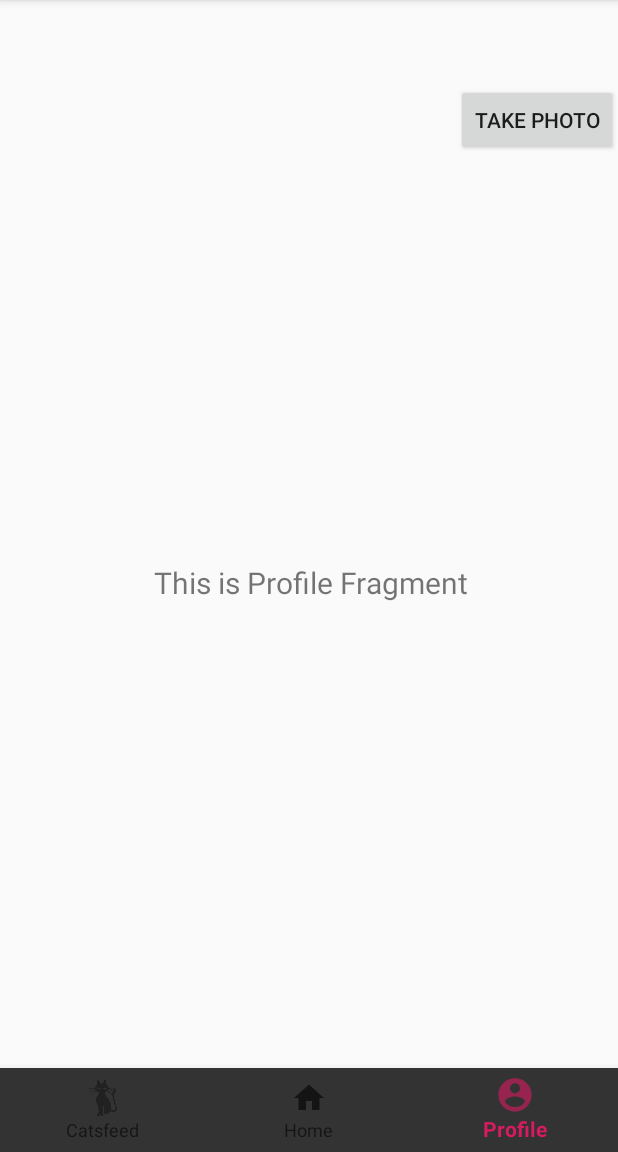
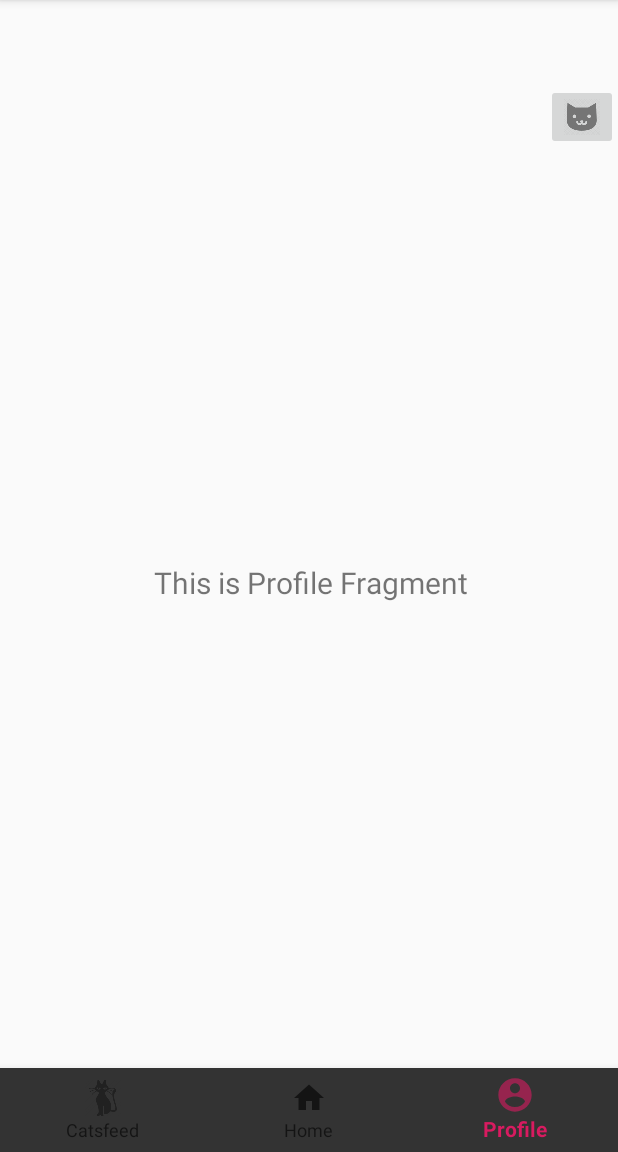
Before and after one commit to tanyhb1/YSC3237FinalProject, an Android app: the screen it shows after launch (MainActivity), item 3 of the bottom bar chosen, on a phone screen of 412 x 824 dp, the part 84-1236 px from its top. Run offline under Robolectric (Android 15) with nearby library versions, the phone set to English and light mode, and no system bars; our stand-ins replace navigation-ui; 7 statements that could not run were skipped.

Commit message:
updated photo taking to store on local storage as well as maintain a distinct version of the photo for immediate use. Also, changed photo button to an image of a cat rather than a string. Clean up as well

```diff
--- a/SnapCat/app/src/main/AndroidManifest.xml
+++ b/SnapCat/app/src/main/AndroidManifest.xml
@@ -1,5 +1,6 @@
 <?xml version="1.0" encoding="utf-8"?>
 <manifest xmlns:android="http://schemas.android.com/apk/res/android"
+    xmlns:tools="http://schemas.android.com/tools"
     package="com.ysc3237.snapcat">
 
     <uses-permission android:name="android.permission.ACCESS_COARSE_LOCATION" />
@@ -13,7 +14,8 @@
         android:label="@string/app_name"
         android:roundIcon="@mipmap/ic_launcher_round"
         android:supportsRtl="true"
-        android:theme="@style/AppTheme">
+        android:theme="@style/AppTheme"
+        tools:ignore="GoogleAppIndexingWarning">
         <activity
             android:name=".MainActivity"
             android:label="@string/app_name">
--- a/SnapCat/app/src/main/java/com/ysc3237/snapcat/MainActivity.kt
+++ b/SnapCat/app/src/main/java/com/ysc3237/snapcat/MainActivity.kt
@@ -55,9 +55,9 @@ class MainActivity : AppCompatActivity() {
             )
         )
         captureButton = findViewById(R.id.btn_capture)
-        captureButton.setOnClickListener(View.OnClickListener {
+        captureButton.setOnClickListener {
             if (checkPermission()) takePicture() else requestPermission()
-        })
+        }
         setupActionBarWithNavController(navController, appBarConfiguration)
         navView.setupWithNavController(navController)
     }
@@ -65,7 +65,7 @@ class MainActivity : AppCompatActivity() {
     lateinit var imageView: ImageView
     lateinit var captureButton: Button
 
-    val REQUEST_IMAGE_CAPTURE = 1
+    private var REQUEST_IMAGE_CAPTURE = 1
 
 
     private val PERMISSION_REQUEST_CODE: Int = 101
@@ -97,7 +97,7 @@ class MainActivity : AppCompatActivity() {
 
     private fun takePicture() {
 
-        val intent: Intent = Intent(MediaStore.ACTION_IMAGE_CAPTURE)
+        val intent = Intent(MediaStore.ACTION_IMAGE_CAPTURE)
         val file: File = createFile()
 
         val uri: Uri = FileProvider.getUriForFile(
@@ -117,7 +117,7 @@ class MainActivity : AppCompatActivity() {
             val auxFile = File(mCurrentPhotoPath)
 
 
-            var bitmap: Bitmap = BitmapFactory.decodeFile(mCurrentPhotoPath)
+            val bitmap: Bitmap = BitmapFactory.decodeFile(mCurrentPhotoPath)
             imageView.setImageBitmap(bitmap)
 
         }
@@ -131,6 +131,7 @@ class MainActivity : AppCompatActivity() {
         ) == PackageManager.PERMISSION_GRANTED)
     }
 
+    @RequiresApi(Build.VERSION_CODES.JELLY_BEAN)
     private fun requestPermission() {
         ActivityCompat.requestPermissions(this, arrayOf(READ_EXTERNAL_STORAGE, CAMERA), PERMISSION_REQUEST_CODE)
     }
--- a/SnapCat/app/src/main/res/layout/activity_main.xml
+++ b/SnapCat/app/src/main/res/layout/activity_main.xml
@@ -7,17 +7,19 @@
     android:layout_height="match_parent"
     android:paddingTop="?attr/actionBarSize">
 <!--Button for taking photo-->
-    <Button
+    <ImageButton
         android:id="@+id/btn_capture"
         android:layout_width="wrap_content"
         android:layout_height="wrap_content"
         android:layout_gravity="center_horizontal"
-        android:text="Take Photo"
+        android:src="@drawable/cat_map_icon_24dp"
         tools:context=".MainActivity"
         app:layout_constraintTop_toTopOf="parent"
         app:layout_constraintRight_toRightOf="parent"
         android:layout_alignParentTop="true"
-        android:layout_alignParentRight="true"/>
+        android:layout_alignParentRight="true"
+        android:layout_alignParentEnd="true"
+        android:contentDescription="@string/takes_picture" />
 
     <com.google.android.material.bottomnavigation.BottomNavigationView
         android:id="@+id/nav_view"
--- a/SnapCat/app/src/main/res/values/strings.xml
+++ b/SnapCat/app/src/main/res/values/strings.xml
@@ -8,4 +8,6 @@
     <string name="title_dashboard">Dashboard</string>
     <string name="title_notifications">Notifications</string>
     <string name="title_activity_photo">PhotoActivity</string>
+    <string name="take_photo">Take Photo</string>
+    <string name="takes_picture">takes picture</string>
 </resources>
--- a/SnapCat/build.gradle
+++ b/SnapCat/build.gradle
@@ -8,7 +8,7 @@ buildscript {
 
     }
     dependencies {
-        classpath 'com.android.tools.build:gradle:3.5.0'
+        classpath 'com.android.tools.build:gradle:3.5.1'
         classpath "org.jetbrains.kotlin:kotlin-gradle-plugin:$kotlin_version"
         // NOTE: Do not place your application dependencies here; they belong
         // in the individual module build.gradle files
```
